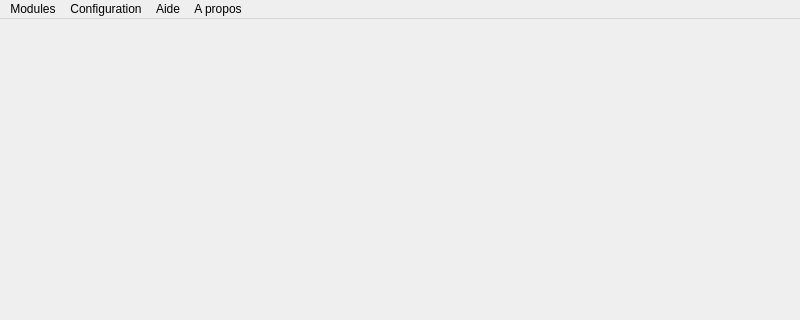
The window that src/MainWindow.ui (polybox3d/polybox) describes before a commit, drawn with Qt 5; both pictures show x 0 to 800 and y 0 to 320 of the 800 by 600 pixel window.
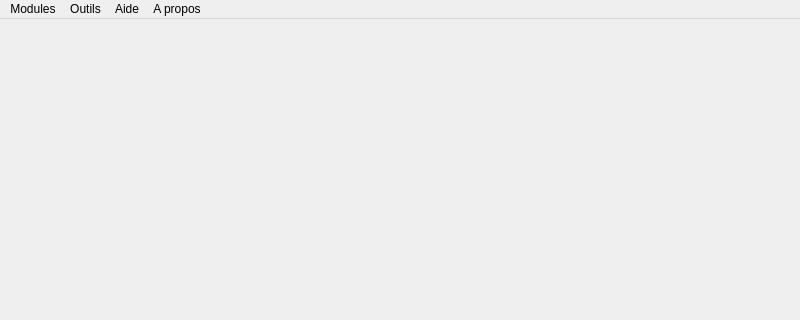
The same window after the commit. Icons and pictures are not drawn.

```diff
--- a/src/MainWindow.ui
+++ b/src/MainWindow.ui
@@ -38,7 +38,7 @@
    </widget>
    <widget class="QMenu" name="menuConfiguration">
     <property name="title">
-     <string>Configuration</string>
+     <string>Outils</string>
     </property>
     <addaction name="actionActiver_Manette"/>
    </widget>
```
Left out of the diff: 36 changed lines with no effect on the pictures.
